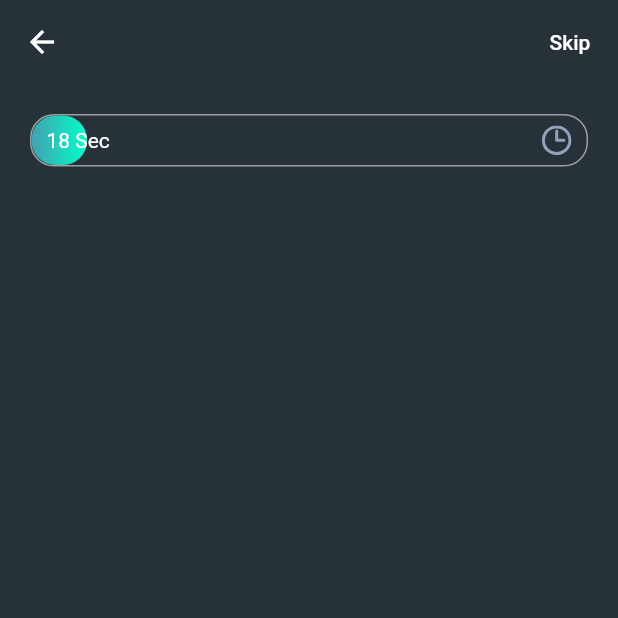
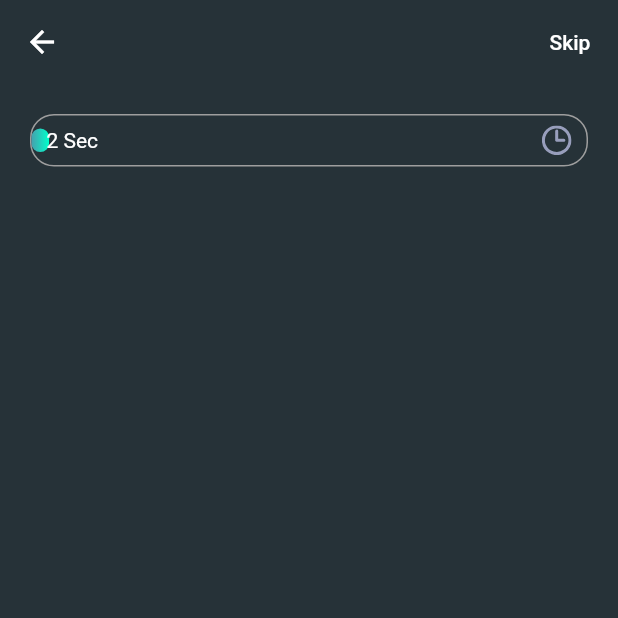
Before and after one commit to TariqHattab/Quiz_App_Experimental, a Flutter app: the QuizScreen screen opened by its route, on a phone screen of 412 x 824 dp, the top half of it. Run offline on Flutter 3.47's test engine with Material 2 defaults, Android fonts, the phone set to English and light mode, and no system bars; our stand-ins replace get, websafe_svg.

Commit message:
commit 3

```diff
--- /dev/null
+++ b/lib/controllers/progress_controller.dart
@@ -0,0 +1,25 @@
+import 'package:flutter/material.dart';
+import 'package:get/get.dart';
+
+class QuistionController extends GetxController
+    with SingleGetTickerProviderMixin {
+  AnimationController _animationController;
+  Animation _animation;
+
+  //so that we can access our animation outside
+  Animation get animation => this._animation;
+
+  // Called immediately after the widget is allocated in memory
+  @override
+  void onInit() {
+    _animationController =
+        AnimationController(duration: Duration(seconds: 60), vsync: this);
+    _animation = Tween<double>(begin: 0, end: 1).animate(_animationController)
+      ..addListener(() {
+        update();
+      });
+
+    _animationController.forward();
+    super.onInit();
+  }
+}
--- a/lib/screens/quiz_screen.dart
+++ b/lib/screens/quiz_screen.dart
@@ -1,6 +1,8 @@
 import 'package:flutter/material.dart';
 import 'package:flutter/rendering.dart';
+import 'package:get/get.dart';
 import 'package:quiz_app/constants.dart';
+import 'package:quiz_app/controllers/progress_controller.dart';
 import 'package:websafe_svg/websafe_svg.dart';
 
 class QuizScreen extends StatelessWidget {
@@ -60,33 +62,51 @@ class ProgressBar extends StatelessWidget {
         ),
         borderRadius: BorderRadius.circular(kDefualtRadius),
       ),
-      child: Stack(
+      child: GetBuilder<QuistionController>(
+          init: QuistionController(),
+          builder: (controller) {
+            return Stack(
               children: [
                 LayoutBuilder(
                   builder: (ctx, constraints) {
-              return Container(
-                width: constraints.maxWidth * .1,
+                    var heightController = constraints.maxHeight *
+                                controller.animation.value *
+                                15 ==
+                            constraints.maxHeight
+                        ? constraints.maxHeight
+                        : constraints.maxHeight *
+                            controller.animation.value *
+                            15;
+                    return Align(
+                      alignment: Alignment.centerLeft,
+                      child: Container(
+                        width:
+                            constraints.maxWidth * controller.animation.value,
+                        height: heightController,
                         decoration: BoxDecoration(
                             gradient: kPrimaryGradient,
-                    borderRadius: BorderRadius.circular(kDefualtRadius)),
+                            borderRadius: BorderRadius.circular(50)),
+                      ),
                     );
                   },
                 ),
                 Positioned.fill(
                   child: Padding(
-              padding:
-                  const EdgeInsets.symmetric(horizontal: kDefaultPadding / 2),
+                    padding: const EdgeInsets.symmetric(
+                        horizontal: kDefaultPadding / 2),
                     child: Row(
                       mainAxisAlignment: MainAxisAlignment.spaceBetween,
                       children: [
-                  Text('18 Sec'),
+                        Text(
+                            '${(controller.animation.value * 60).round()} Sec'),
                         WebsafeSvg.asset('assets/icons/clock.svg'),
                       ],
                     ),
                   ),
                 )
               ],
-      ),
+            );
+          }),
     );
   }
 }
```
Lines whose indentation alone changed are shown as unchanged.
